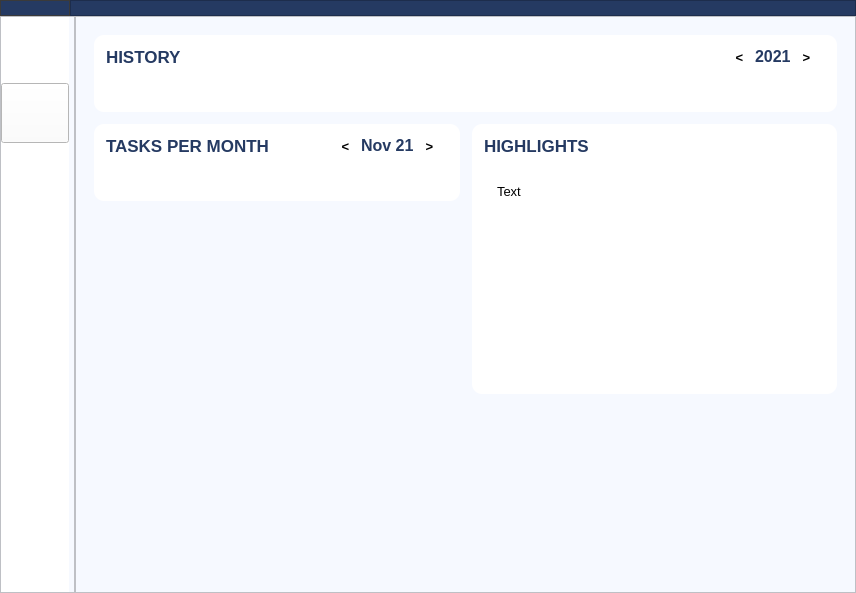
Linda-Stadter/daily-tasks, file main_gui.ui: the form before one commit.
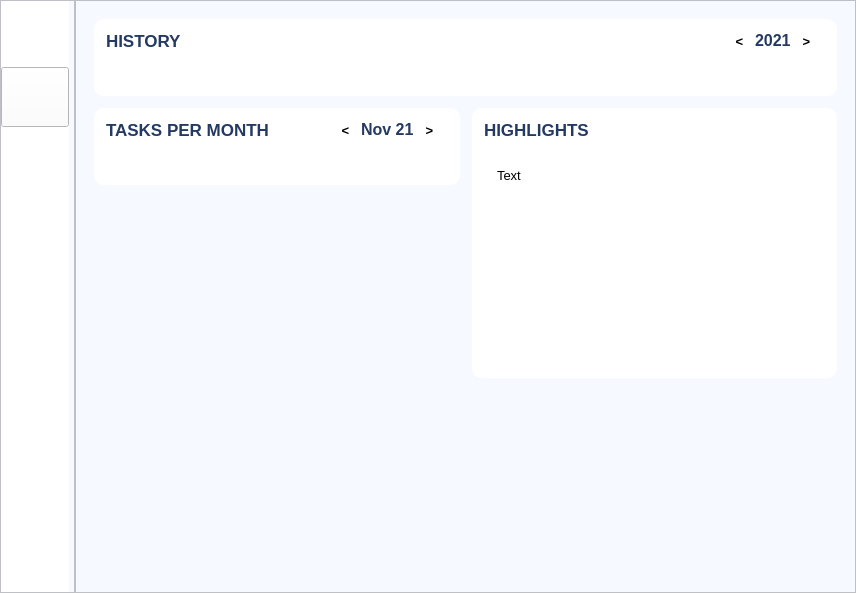
The form after the commit. Icons and pictures are not drawn.

Patch:
```diff
--- a/main_gui.ui
+++ b/main_gui.ui
@@ -39,140 +39,6 @@
     <property name="bottomMargin">
      <number>0</number>
     </property>
-    <item>
-     <widget class="QFrame" name="Top_Bar">
-      <property name="maximumSize">
-       <size>
-        <width>16777215</width>
-        <height>40</height>
-       </size>
-      </property>
-      <property name="styleSheet">
-       <string notr="true">background-color: rgb(214, 214, 214);</string>
-      </property>
-      <property name="frameShape">
-       <enum>QFrame::NoFrame</enum>
-      </property>
-      <property name="frameShadow">
-       <enum>QFrame::Raised</enum>
-      </property>
-      <layout class="QHBoxLayout" name="horizontalLayout">
-       <property name="spacing">
-        <number>0</number>
-       </property>
-       <property name="leftMargin">
-        <number>0</number>
-       </property>
-       <property name="topMargin">
-        <number>0</number>
-       </property>
-       <property name="rightMargin">
-        <number>0</number>
-       </property>
-       <property name="bottomMargin">
-        <number>0</number>
-       </property>
-       <item>
-        <widget class="QFrame" name="frame_toggle">
-         <property name="maximumSize">
-          <size>
-           <width>70</width>
-           <height>40</height>
-          </size>
-         </property>
-         <property name="styleSheet">
-          <string notr="true">background-color: #4b4b4b;</string>
-         </property>
-         <property name="frameShape">
-          <enum>QFrame::StyledPanel</enum>
-         </property>
-         <property name="frameShadow">
-          <enum>QFrame::Raised</enum>
-         </property>
-         <layout class="QVBoxLayout" name="verticalLayout_2">
-          <property name="spacing">
-           <number>0</number>
-          </property>
-          <property name="leftMargin">
-           <number>0</number>
-          </property>
-          <property name="topMargin">
-           <number>0</number>
-          </property>
-          <property name="rightMargin">
-           <number>0</number>
-          </property>
-          <property name="bottomMargin">
-           <number>0</number>
-          </property>
-          <item>
-           <widget class="QPushButton" name="Btn_Toggle">
-            <property name="sizePolicy">
-             <sizepolicy hsizetype="Minimum" vsizetype="Fixed">
-              <horstretch>0</horstretch>
-              <verstretch>0</verstretch>
-             </sizepolicy>
-            </property>
-            <property name="minimumSize">
-             <size>
-              <width>0</width>
-              <height>0</height>
-             </size>
-            </property>
-            <property name="font">
-             <font>
-              <pointsize>9</pointsize>
-              <weight>75</weight>
-              <bold>true</bold>
-             </font>
-            </property>
-            <property name="styleSheet">
-             <string notr="true">
-QPushButton {
-	color: rgb(255, 255, 255);
-	background-color: #253a62;
-	border: 0px solid;
-}
-QPushButton:hover {
-background-color: #465999;
-}</string>
-            </property>
-            <property name="text">
-             <string/>
-            </property>
-            <property name="iconSize">
-             <size>
-              <width>30</width>
-              <height>16</height>
-             </size>
-            </property>
-           </widget>
-          </item>
-         </layout>
-        </widget>
-       </item>
-       <item>
-        <widget class="QFrame" name="frame_2">
-         <property name="minimumSize">
-          <size>
-           <width>300</width>
-           <height>0</height>
-          </size>
-         </property>
-         <property name="styleSheet">
-          <string notr="true">background: #253a62;</string>
-         </property>
-         <property name="frameShape">
-          <enum>QFrame::StyledPanel</enum>
-         </property>
-         <property name="frameShadow">
-          <enum>QFrame::Raised</enum>
-         </property>
-        </widget>
-       </item>
-      </layout>
-     </widget>
-    </item>
     <item>
      <widget class="QFrame" name="Content">
       <property name="frameShape">
```
